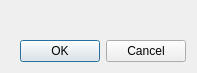
This is avogadro/qtgui/customelementdialog.ui in OpenChemistry/avogadrolibs as Qt 5 draws it before an edit. The edited form follows.
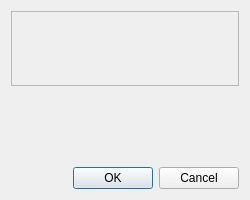
This is the edited form.

Commit message: Fix bug with Rename Elements window

The edit to the form file:
```diff
--- a/avogadro/qtgui/customelementdialog.ui
+++ b/avogadro/qtgui/customelementdialog.ui
@@ -6,8 +6,8 @@
    <rect>
     <x>0</x>
     <y>0</y>
-    <width>197</width>
-    <height>73</height>
+    <width>250</width>
+    <height>200</height>
    </rect>
   </property>
   <property name="windowTitle">
@@ -15,6 +15,19 @@
   </property>
   <layout class="QVBoxLayout" name="verticalLayout">
    <item>
+    <widget class="QScrollArea" name="scrollArea">
+     <property name="widgetResizable">
+      <bool>true</bool>
+     </property>
+     <widget class="QWidget" name="scrollAreaWidgetContents">
+      <property name="geometry">
+       <rect>
+        <x>0</x>
+        <y>0</y>
+        <width>230</width>
+        <height>130</height>
+       </rect>
+      </property>
     <layout class="QFormLayout" name="form">
      <property name="fieldGrowthPolicy">
       <enum>QFormLayout::AllNonFixedFieldsGrow</enum>
@@ -23,6 +36,8 @@
       <set>Qt::AlignRight|Qt::AlignTrailing|Qt::AlignVCenter</set>
      </property>
     </layout>
+     </widget>
+    </widget>
    </item>
    <item>
     <spacer name="verticalSpacer">
```
Lines whose indentation alone changed are shown as unchanged.
